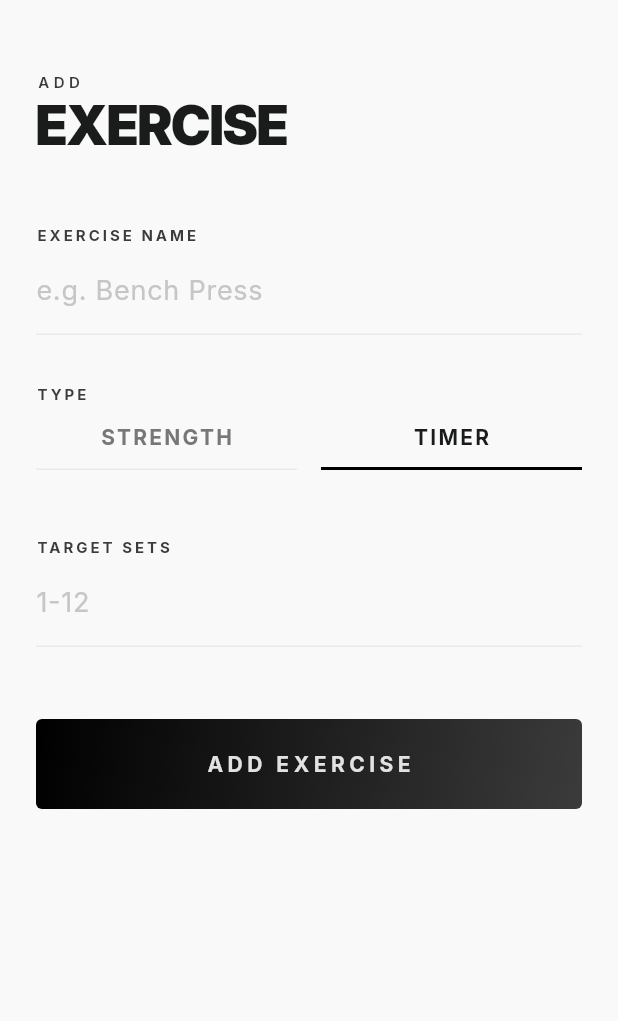
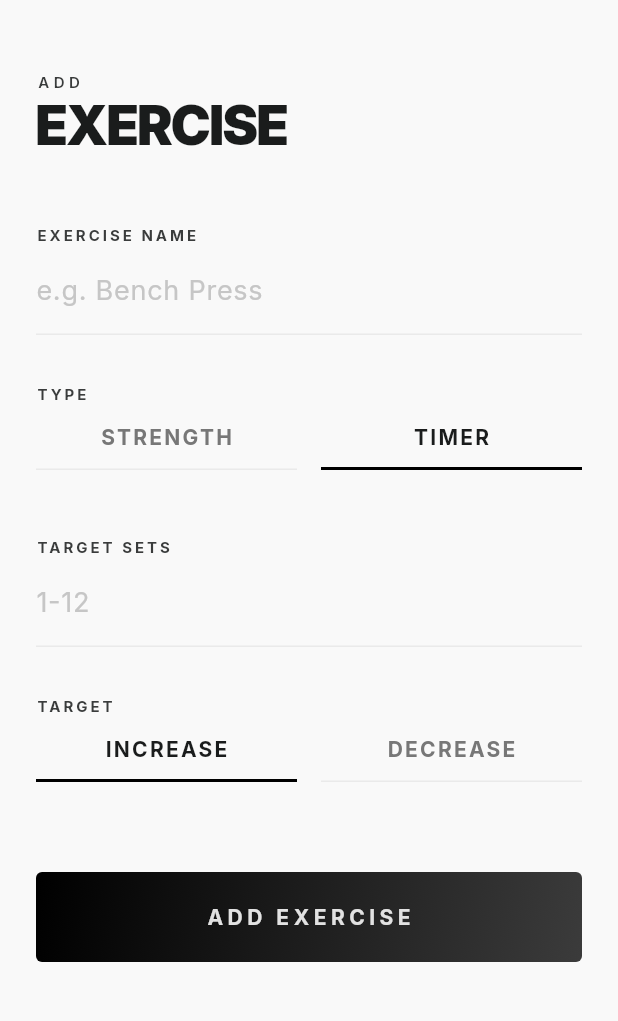
Before and after one commit to Hackim7200/BodyBuilderApp, a Flutter app: the AddExerciseScreen screen opened directly with empty values, after a tap on "TIMER", on a phone screen of 412 x 824 dp, the part 61-1082 px from its top. Run offline on Flutter 3.47's test engine with Material 3 defaults, Android fonts, the phone set to English and light mode, and no system bars; our stand-ins replace audioplayers, go_router, google_fonts; missing offline and left inert: amplify_core, amplify_datastore, amplify_flutter.

Commit message:
added timer goal toggle

```diff
--- /dev/null
+++ b/bodybuilding_app/lib/core/utils/timer_routine_target.dart
@@ -0,0 +1,14 @@
+/// Values stored on [RoutineExercise.timerTarget] for timer exercises.
+class TimerRoutineTarget {
+  TimerRoutineTarget._();
+
+  static const increase = 'increase';
+  static const decrease = 'decrease';
+
+  static bool isValid(String? v) => v == increase || v == decrease;
+
+  static String label(String? stored) {
+    if (stored == decrease) return 'Decrease';
+    return 'Increase';
+  }
+}
--- a/bodybuilding_app/lib/feature/exercise/exercise_dashboard_screen.dart
+++ b/bodybuilding_app/lib/feature/exercise/exercise_dashboard_screen.dart
@@ -1,6 +1,7 @@
 import 'package:amplify_flutter/amplify_flutter.dart';
 import 'package:flutter/material.dart';
 import 'package:google_fonts/google_fonts.dart';
+import 'package:bodybuilding_app/core/utils/timer_routine_target.dart';
 import 'package:bodybuilding_app/core/widgets/kinetic_app_bar.dart';
 import 'package:bodybuilding_app/feature/routine/data/routine_exercise_service.dart';
 import 'package:bodybuilding_app/feature/routine/routine_last_session_format.dart';
@@ -84,10 +85,11 @@ String _subtitleLine(
   final isTimer = exercise?.type == 'timer';
 
   if (isTimer) {
+    final dir = TimerRoutineTarget.label(link.timerTarget);
     if (sets != null) {
-      return '$sets Sets | Timer';
+      return '$sets Sets | Timer · $dir';
     }
-    return '— Sets | Timer';
+    return '— Sets | Timer · $dir';
   }
 
   if (sets != null && reps != null && reps.isNotEmpty) {
--- a/bodybuilding_app/lib/feature/exercise/models/exercise.dart
+++ b/bodybuilding_app/lib/feature/exercise/models/exercise.dart
@@ -1,3 +1,4 @@
+import 'package:bodybuilding_app/core/utils/timer_routine_target.dart';
 import 'package:bodybuilding_app/feature/workout/models/workout_log.dart';
 
 enum ExerciseType { strength, timer }
@@ -17,6 +18,9 @@ class Exercise {
   /// RoutineExercise id when opened from a routine; used to load prior session notes.
   final String? routineExerciseId;
 
+  /// [TimerRoutineTarget.increase] or [TimerRoutineTarget.decrease] when from a routine link.
+  final String? timerTarget;
+
   const Exercise({
     required this.id,
     required this.name,
@@ -30,6 +34,7 @@ class Exercise {
     this.progressLabel,
     this.logs = const [],
     this.routineExerciseId,
+    this.timerTarget,
   });
 
   bool get isStrength => type == ExerciseType.strength;
@@ -39,6 +44,10 @@ class Exercise {
     if (isStrength) {
       return '$sets Sets | $reps Reps';
     }
-    return '$sets Sets | Timer';
+    final dir = TimerRoutineTarget.label(timerTarget);
+    if (sets > 0) {
+      return '$sets Sets | Timer · $dir';
+    }
+    return '— Sets | Timer · $dir';
   }
 }
--- a/bodybuilding_app/lib/feature/exercise/models/exercise_ui_mapper.dart
+++ b/bodybuilding_app/lib/feature/exercise/models/exercise_ui_mapper.dart
@@ -66,5 +66,6 @@ Exercise exerciseForWorkoutDetail(
     reps: reps,
     restTime: restTime,
     routineExerciseId: link.id,
+    timerTarget: isTimer ? link.timerTarget : null,
   );
 }
--- a/bodybuilding_app/lib/feature/routine/screens/add_exercise_screen.dart
+++ b/bodybuilding_app/lib/feature/routine/screens/add_exercise_screen.dart
@@ -1,6 +1,7 @@
 import 'package:flutter/material.dart';
 import 'package:flutter/services.dart';
 import 'package:google_fonts/google_fonts.dart';
+import 'package:bodybuilding_app/core/utils/timer_routine_target.dart';
 import 'package:bodybuilding_app/core/utils/training_target_input.dart';
 import 'package:bodybuilding_app/core/widgets/kinetic_app_bar.dart';
 import 'package:bodybuilding_app/feature/routine/data/routine_exercise_service.dart';
@@ -26,6 +27,7 @@ class _AddExerciseScreenState extends State<AddExerciseScreen> {
   final _repsController = TextEditingController();
   final _linkService = RoutineExerciseService();
   String _type = 'strength';
+  String _timerTarget = TimerRoutineTarget.increase;
   bool _saving = false;
 
   @override
@@ -76,6 +78,7 @@ class _AddExerciseScreenState extends State<AddExerciseScreen> {
             : null,
         targetReps:
             _type == 'strength' ? _repsController.text.trim() : null,
+        timerTarget: _type == 'timer' ? _timerTarget : null,
       );
       if (mounted) Navigator.of(context).pop();
     } catch (e) {
@@ -188,6 +191,8 @@ class _AddExerciseScreenState extends State<AddExerciseScreen> {
               keyboardType: TextInputType.number,
               inputFormatters: TrainingTargetInput.setsFieldFormatters,
             ),
+            const SizedBox(height: 32),
+            _buildTimerTargetSelector(cs),
           ],
           const SizedBox(height: 48),
           Container(
@@ -233,6 +238,47 @@ class _AddExerciseScreenState extends State<AddExerciseScreen> {
           ),
         ],
       ),
+    );
+  }
+
+  Widget _buildTimerTargetSelector(ColorScheme cs) {
+    return Column(
+      crossAxisAlignment: CrossAxisAlignment.start,
+      children: [
+        Text(
+          'TARGET',
+          style: GoogleFonts.inter(
+            fontSize: 10,
+            fontWeight: FontWeight.w700,
+            letterSpacing: 2,
+            color: cs.tertiary,
+          ),
+        ),
+        const SizedBox(height: 12),
+        Row(
+          children: [
+            Expanded(
+              child: _TypeOption(
+                label: 'Increase',
+                selected: _timerTarget == TimerRoutineTarget.increase,
+                onTap: () => setState(
+                  () => _timerTarget = TimerRoutineTarget.increase,
+                ),
+              ),
+            ),
+            const SizedBox(width: 16),
+            Expanded(
+              child: _TypeOption(
+                label: 'Decrease',
+                selected: _timerTarget == TimerRoutineTarget.decrease,
+                onTap: () => setState(
+                  () => _timerTarget = TimerRoutineTarget.decrease,
+                ),
+              ),
+            ),
+          ],
+        ),
+      ],
     );
   }
 
--- a/bodybuilding_app/lib/models/ModelProvider.dart
+++ b/bodybuilding_app/lib/models/ModelProvider.dart
@@ -40,7 +40,7 @@ export 'WorkoutLog.dart';
 class ModelProvider implements amplify_core.ModelProviderInterface {
   /// Bump when any [modelSchemas] shape changes so local SQLite can migrate.
   @override
-  String version = "d8e2f1a0c4b3567890abcdef1234567890";
+  String version = "e9f3a2b1d5c467890abcdef1234567891";
   @override
   List<amplify_core.ModelSchema> modelSchemas = [
     Circuit.schema,
--- a/bodybuilding_app/lib/models/RoutineExercise.dart
+++ b/bodybuilding_app/lib/models/RoutineExercise.dart
@@ -33,6 +33,7 @@ class RoutineExercise extends amplify_core.Model {
   final int? _targetSets;
   final String? _targetReps;
   final int? _restSeconds;
+  final String? _timerTarget;
   final amplify_core.TemporalDateTime? _createdAt;
   final amplify_core.TemporalDateTime? _updatedAt;
 
@@ -100,6 +101,10 @@ class RoutineExercise extends amplify_core.Model {
     return _restSeconds;
   }
 
+  String? get timerTarget {
+    return _timerTarget;
+  }
+
   amplify_core.TemporalDateTime? get createdAt {
     return _createdAt;
   }
@@ -108,9 +113,9 @@ class RoutineExercise extends amplify_core.Model {
     return _updatedAt;
   }
 
-  const RoutineExercise._internal({required this.id, required routineId, required exerciseId, required orderIndex, targetSets, targetReps, restSeconds, createdAt, updatedAt}): _routineId = routineId, _exerciseId = exerciseId, _orderIndex = orderIndex, _targetSets = targetSets, _targetReps = targetReps, _restSeconds = restSeconds, _createdAt = createdAt, _updatedAt = updatedAt;
+  const RoutineExercise._internal({required this.id, required routineId, required exerciseId, required orderIndex, targetSets, targetReps, restSeconds, timerTarget, createdAt, updatedAt}): _routineId = routineId, _exerciseId = exerciseId, _orderIndex = orderIndex, _targetSets = targetSets, _targetReps = targetReps, _restSeconds = restSeconds, _timerTarget = timerTarget, _createdAt = createdAt, _updatedAt = updatedAt;
 
-  factory RoutineExercise({String? id, required String routineId, required String exerciseId, required int orderIndex, int? targetSets, String? targetReps, int? restSeconds}) {
+  factory RoutineExercise({String? id, required String routineId, required String exerciseId, required int orderIndex, int? targetSets, String? targetReps, int? restSeconds, String? timerTarget}) {
     return RoutineExercise._internal(
       id: id == null ? amplify_core.UUID.getUUID() : id,
       routineId: routineId,
@@ -118,7 +123,8 @@ class RoutineExercise extends amplify_core.Model {
       orderIndex: orderIndex,
       targetSets: targetSets,
       targetReps: targetReps,
-      restSeconds: restSeconds);
+      restSeconds: restSeconds,
+      timerTarget: timerTarget);
   }
 
   bool equals(Object other) {
@@ -135,7 +141,8 @@ class RoutineExercise extends amplify_core.Model {
       _orderIndex == other._orderIndex &&
       _targetSets == other._targetSets &&
       _targetReps == other._targetReps &&
-      _restSeconds == other._restSeconds;
+      _restSeconds == other._restSeconds &&
+      _timerTarget == other._timerTarget;
   }
 
   @override
@@ -153,6 +160,7 @@ class RoutineExercise extends amplify_core.Model {
     buffer.write("targetSets=" + (_targetSets != null ? _targetSets!.toString() : "null") + ", ");
     buffer.write("targetReps=" + "$_targetReps" + ", ");
     buffer.write("restSeconds=" + (_restSeconds != null ? _restSeconds!.toString() : "null") + ", ");
+    buffer.write("timerTarget=" + "$_timerTarget" + ", ");
     buffer.write("createdAt=" + (_createdAt != null ? _createdAt!.format() : "null") + ", ");
     buffer.write("updatedAt=" + (_updatedAt != null ? _updatedAt!.format() : "null"));
     buffer.write("}");
@@ -160,7 +168,7 @@ class RoutineExercise extends amplify_core.Model {
     return buffer.toString();
   }
 
-  RoutineExercise copyWith({String? routineId, String? exerciseId, int? orderIndex, int? targetSets, String? targetReps, int? restSeconds}) {
+  RoutineExercise copyWith({String? routineId, String? exerciseId, int? orderIndex, int? targetSets, String? targetReps, int? restSeconds, String? timerTarget}) {
     return RoutineExercise._internal(
       id: id,
       routineId: routineId ?? this.routineId,
@@ -168,7 +176,8 @@ class RoutineExercise extends amplify_core.Model {
       orderIndex: orderIndex ?? this.orderIndex,
       targetSets: targetSets ?? this.targetSets,
       targetReps: targetReps ?? this.targetReps,
-      restSeconds: restSeconds ?? this.restSeconds);
+      restSeconds: restSeconds ?? this.restSeconds,
+      timerTarget: timerTarget ?? this.timerTarget);
   }
 
   RoutineExercise copyWithModelFieldValues({
@@ -177,7 +186,8 @@ class RoutineExercise extends amplify_core.Model {
     ModelFieldValue<int>? orderIndex,
     ModelFieldValue<int?>? targetSets,
     ModelFieldValue<String?>? targetReps,
-    ModelFieldValue<int?>? restSeconds
+    ModelFieldValue<int?>? restSeconds,
+    ModelFieldValue<String?>? timerTarget,
   }) {
     return RoutineExercise._internal(
       id: id,
@@ -186,7 +196,8 @@ class RoutineExercise extends amplify_core.Model {
       orderIndex: orderIndex == null ? this.orderIndex : orderIndex.value,
       targetSets: targetSets == null ? this.targetSets : targetSets.value,
       targetReps: targetReps == null ? this.targetReps : targetReps.value,
-      restSeconds: restSeconds == null ? this.restSeconds : restSeconds.value
+      restSeconds: restSeconds == null ? this.restSeconds : restSeconds.value,
+      timerTarget: timerTarget == null ? this.timerTarget : timerTarget.value,
     );
   }
 
@@ -198,11 +209,12 @@ class RoutineExercise extends amplify_core.Model {
       _targetSets = (json['targetSets'] as num?)?.toInt(),
       _targetReps = json['targetReps'],
       _restSeconds = (json['restSeconds'] as num?)?.toInt(),
+      _timerTarget = json['timerTarget'],
       _createdAt = json['createdAt'] != null ? amplify_core.TemporalDateTime.fromString(json['createdAt']) : null,
       _updatedAt = json['updatedAt'] != null ? amplify_core.TemporalDateTime.fromString(json['updatedAt']) : null;
 
   Map<String, dynamic> toJson() => {
-    'id': id, 'routineId': _routineId, 'exerciseId': _exerciseId, 'orderIndex': _orderIndex, 'targetSets': _targetSets, 'targetReps': _targetReps, 'restSeconds': _restSeconds, 'createdAt': _createdAt?.format(), 'updatedAt': _updatedAt?.format()
+    'id': id, 'routineId': _routineId, 'exerciseId': _exerciseId, 'orderIndex': _orderIndex, 'targetSets': _targetSets, 'targetReps': _targetReps, 'restSeconds': _restSeconds, 'timerTarget': _timerTarget, 'createdAt': _createdAt?.format(), 'updatedAt': _updatedAt?.format()
   };
 
   Map<String, Object?> toMap() => {
@@ -213,6 +225,7 @@ class RoutineExercise extends amplify_core.Model {
     'targetSets': _targetSets,
     'targetReps': _targetReps,
     'restSeconds': _restSeconds,
+    'timerTarget': _timerTarget,
     'createdAt': _createdAt,
     'updatedAt': _updatedAt
   };
@@ -225,6 +238,7 @@ class RoutineExercise extends amplify_core.Model {
   static final TARGETSETS = amplify_core.QueryField(fieldName: "targetSets");
   static final TARGETREPS = amplify_core.QueryField(fieldName: "targetReps");
   static final RESTSECONDS = amplify_core.QueryField(fieldName: "restSeconds");
+  static final TIMERTARGET = amplify_core.QueryField(fieldName: "timerTarget");
   static var schema = amplify_core.Model.defineSchema(define: (amplify_core.ModelSchemaDefinition modelSchemaDefinition) {
     modelSchemaDefinition.name = "RoutineExercise";
     modelSchemaDefinition.pluralName = "RoutineExercises";
@@ -265,6 +279,12 @@ class RoutineExercise extends amplify_core.Model {
       key: RoutineExercise.RESTSECONDS,
       isRequired: false,
       ofType: amplify_core.ModelFieldType(amplify_core.ModelFieldTypeEnum.int)
+    ));
+
+    modelSchemaDefinition.addField(amplify_core.ModelFieldDefinition.field(
+      key: RoutineExercise.TIMERTARGET,
+      isRequired: false,
+      ofType: amplify_core.ModelFieldType(amplify_core.ModelFieldTypeEnum.string)
     ));
 
     modelSchemaDefinition.addField(amplify_core.ModelFieldDefinition.nonQueryField(
```
Also changed, not shown: bodybuilding_app/lib/feature/routine/data/routine_exercise_service.dart (+7 -0 lines), bodybuilding_app/lib/feature/routine/screens/edit_exercise_screen.dart (+49 -0 lines), bodybuilding_app/lib/feature/workout/sub_screen/timer_exercise_dashboard.dart (+11 -0 lines), 1 other file.
